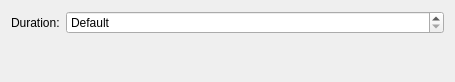
zzag/kwin-effects-yet-another-magic-lamp, file src/kcm/YetAnotherMagicLampEffectKCM.ui: the form before one commit.
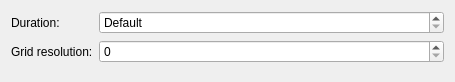
The form after the commit.

Commit message: Make grid resolution configurable

```diff
--- a/src/kcm/YetAnotherMagicLampEffectKCM.ui
+++ b/src/kcm/YetAnotherMagicLampEffectKCM.ui
@@ -11,14 +11,14 @@
    </rect>
   </property>
   <layout class="QFormLayout" name="formLayout">
-   <item row="1" column="0">
+   <item row="0" column="0">
     <widget class="QLabel" name="label_Duration">
      <property name="text">
       <string>Duration:</string>
      </property>
     </widget>
    </item>
-   <item row="1" column="1">
+   <item row="0" column="1">
     <widget class="QSpinBox" name="kcfg_Duration">
      <property name="sizePolicy">
       <sizepolicy hsizetype="Expanding" vsizetype="Fixed">
@@ -40,6 +40,23 @@
      </property>
     </widget>
    </item>
+   <item row="1" column="0">
+    <widget class="QLabel" name="label_GridResolution">
+     <property name="text">
+      <string>Grid resolution:</string>
+     </property>
+    </widget>
+   </item>
+   <item row="1" column="1">
+    <widget class="QSpinBox" name="kcfg_GridResolution">
+     <property name="sizePolicy">
+      <sizepolicy hsizetype="Expanding" vsizetype="Fixed">
+       <horstretch>0</horstretch>
+       <verstretch>0</verstretch>
+      </sizepolicy>
+     </property>
+    </widget>
+   </item>
   </layout>
  </widget>
  <resources/>
```
The commit also changes 3 other files.
